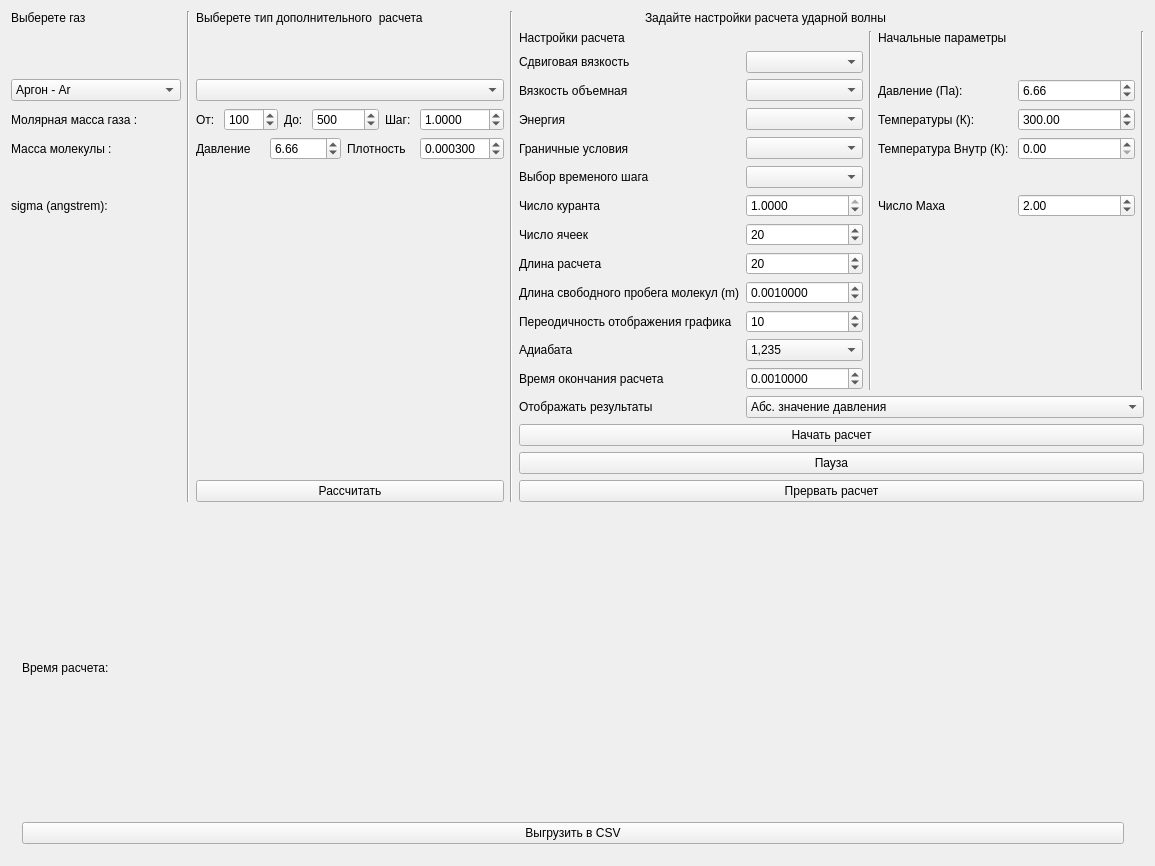
The window that widget.ui (aspexs/FVMNS) describes before a commit, drawn with Qt 5.
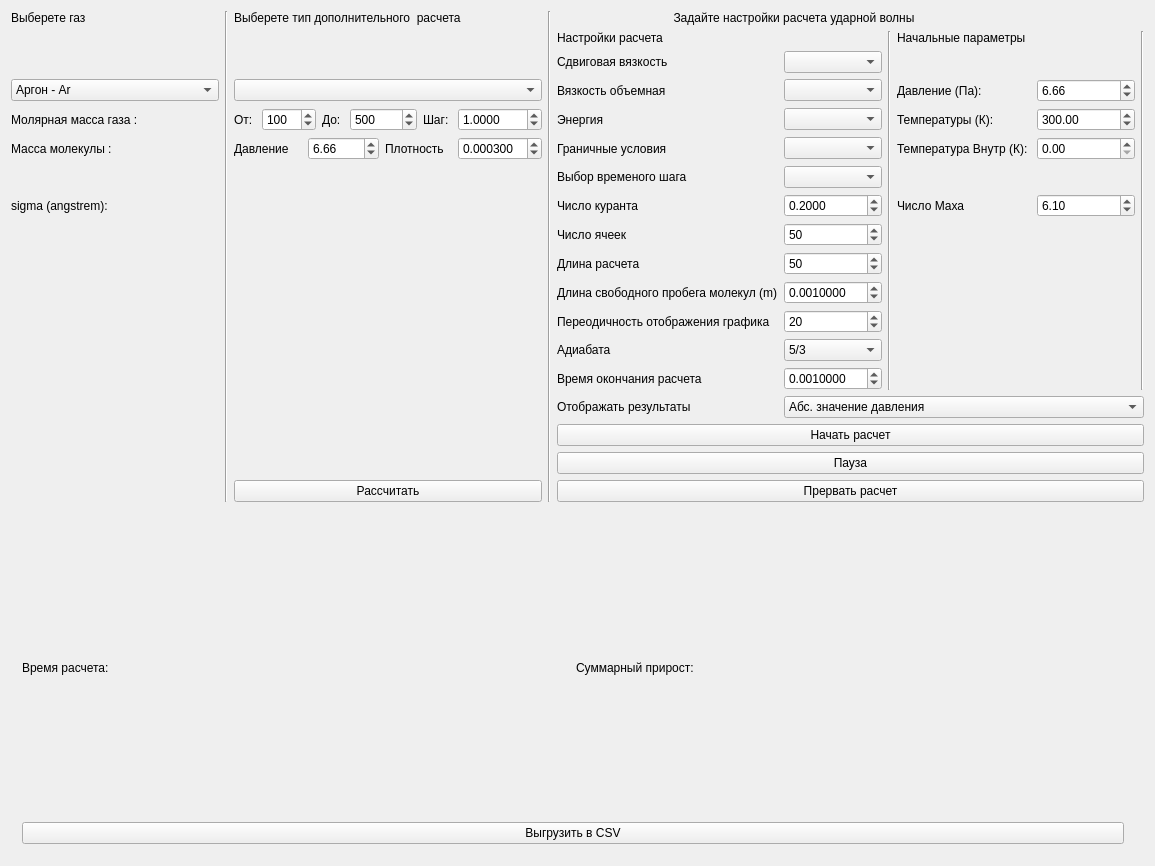
The same window after the commit.

```diff
--- a/widget.ui
+++ b/widget.ui
@@ -37,13 +37,6 @@
    <item row="20" column="0" colspan="9">
     <widget class="QWidget" name="widget" native="true">
      <layout class="QGridLayout" name="gridLayout_2">
-      <item row="1" column="0">
-       <widget class="QPushButton" name="pushButton_csv">
-        <property name="text">
-         <string>Выгрузить в CSV</string>
-        </property>
-       </widget>
-      </item>
       <item row="0" column="0">
        <widget class="QLabel" name="label_time">
         <property name="text">
@@ -51,6 +44,20 @@
         </property>
        </widget>
       </item>
+      <item row="0" column="1">
+       <widget class="QLabel" name="label_error">
+        <property name="text">
+         <string>Суммарный прирост: </string>
+        </property>
+       </widget>
+      </item>
+      <item row="1" column="0" colspan="2">
+       <widget class="QPushButton" name="pushButton_csv">
+        <property name="text">
+         <string>Выгрузить в CSV</string>
+        </property>
+       </widget>
+      </item>
      </layout>
     </widget>
    </item>
@@ -104,8 +111,11 @@
    </item>
    <item row="9" column="5">
     <widget class="QSpinBox" name="spinBox_lenght">
+     <property name="maximum">
+      <number>1000</number>
+     </property>
      <property name="value">
-      <number>20</number>
+      <number>50</number>
      </property>
     </widget>
    </item>
@@ -265,7 +275,7 @@
    <item row="12" column="5">
     <widget class="QComboBox" name="comboBox_gamma">
      <property name="currentIndex">
-      <number>2</number>
+      <number>0</number>
      </property>
      <item>
       <property name="text">
@@ -316,6 +326,9 @@
    </item>
    <item row="3" column="8">
     <widget class="QDoubleSpinBox" name="doubleSpinBox_pressure_2">
+     <property name="maximum">
+      <double>100000.000000000000000</double>
+     </property>
      <property name="value">
       <double>6.660000000000000</double>
      </property>
@@ -385,7 +398,17 @@
      </item>
      <item>
       <property name="text">
-       <string>Углекислый газ - CO2 2T</string>
+       <string>Углекислый газ - CO2 2T(RS)</string>
+      </property>
+     </item>
+     <item>
+      <property name="text">
+       <string>Углекислый газ - CO2 2T(HLLE)</string>
+      </property>
+     </item>
+     <item>
+      <property name="text">
+       <string>Кислород - O2</string>
       </property>
      </item>
     </widget>
@@ -462,7 +485,7 @@
    <item row="11" column="5">
     <widget class="QSpinBox" name="spinBox_timeplot">
      <property name="value">
-      <number>10</number>
+      <number>20</number>
      </property>
     </widget>
    </item>
@@ -479,10 +502,10 @@
    <item row="8" column="5">
     <widget class="QSpinBox" name="spinBox_numCells">
      <property name="maximum">
-      <number>1000</number>
+      <number>10000</number>
      </property>
      <property name="value">
-      <number>20</number>
+      <number>50</number>
      </property>
     </widget>
    </item>
@@ -530,13 +553,13 @@
       <number>4</number>
      </property>
      <property name="maximum">
-      <double>1.000000000000000</double>
+      <double>10.000000000000000</double>
      </property>
      <property name="singleStep">
       <double>0.010000000000000</double>
      </property>
      <property name="value">
-      <double>1.000000000000000</double>
+      <double>0.200000000000000</double>
      </property>
     </widget>
    </item>
@@ -553,7 +576,7 @@
    <item row="7" column="8">
     <widget class="QDoubleSpinBox" name="doubleSpinBox_ma">
      <property name="value">
-      <double>2.000000000000000</double>
+      <double>6.100000000000000</double>
      </property>
     </widget>
    </item>
```
